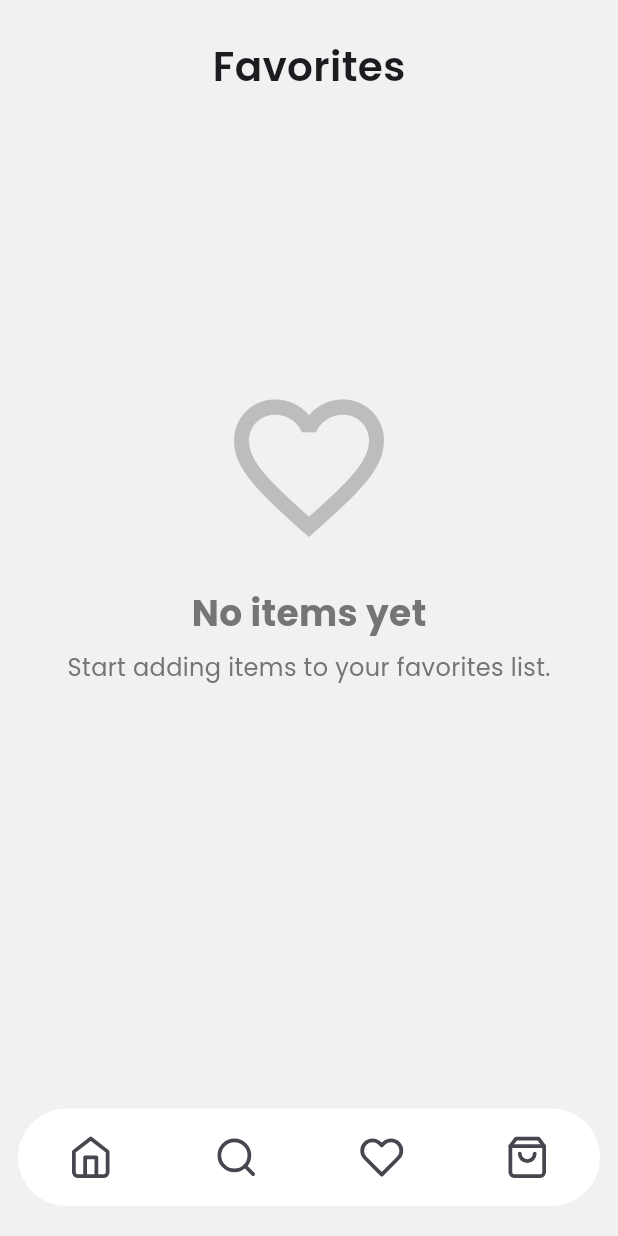
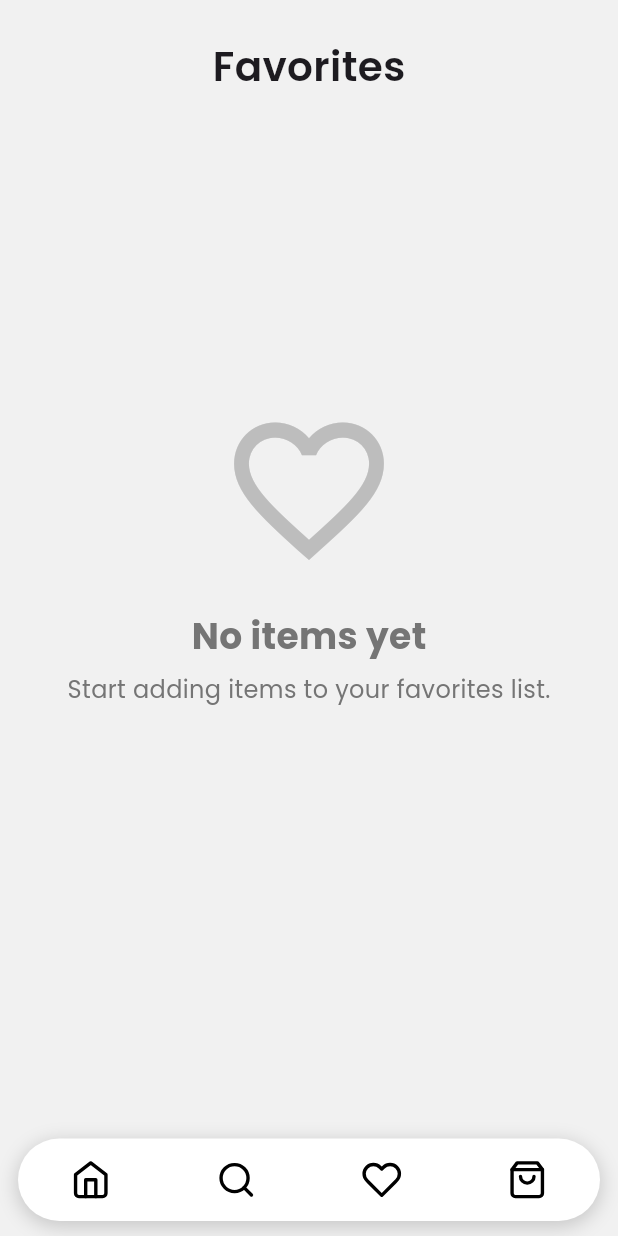
Before and after one commit to citruspunch/Obsessed-App, a Flutter app: the screen it shows after launch, item 3 of the bottom bar chosen, on a phone screen of 412 x 824 dp. Run offline on Flutter 3.47's test engine with Material 3 defaults, Android fonts, the phone set to English and light mode, and no system bars; our stand-ins replace carousel_slider, feather_icons, flutter_dotenv, google_fonts, image_picker, rive and 2 more; accounts and stored records are empty; network calls fail.

Commit message:
refactor: Update padding and margin in Cart and Item widgets

```diff
--- a/lib/src/features/Home/presentation/UI/widgets/navigation_bar.dart
+++ b/lib/src/features/Home/presentation/UI/widgets/navigation_bar.dart
@@ -25,10 +25,19 @@ class _NavigationBarHomeState extends State<NavigationBarHome> {
     double totalPrice = Provider.of<CartProvider>(context).totalPrice;
     int totalQuantity = Provider.of<CartProvider>(context).totalQuantity;
     return Container(
-      height: 65,
-      margin: const EdgeInsets.symmetric(horizontal: 12, vertical: 20),
+      height: 55,
+      margin: const EdgeInsets.symmetric(horizontal: 12, vertical: 10),
       decoration: BoxDecoration(
-          color: Colors.white, borderRadius: BorderRadius.circular(69)),
+        color: Colors.white, borderRadius: BorderRadius.circular(69),
+        boxShadow: [
+          BoxShadow(
+            color: Colors.grey.withOpacity(0.5),
+            spreadRadius: 1,
+            blurRadius: 10,
+            offset: const Offset(0, 3),
+          ),
+        ],
+      ),
       child: Row(
         mainAxisAlignment: MainAxisAlignment.spaceAround,
         children: [
@@ -50,7 +59,8 @@ class _NavigationBarHomeState extends State<NavigationBarHome> {
               },
               icon: const Icon(
                 FeatherIcons.home,
-                size: 30,
+                size: 27,
+                color: Colors.black,
               )),
           IconButton(
             onPressed: () {
@@ -70,7 +80,8 @@ class _NavigationBarHomeState extends State<NavigationBarHome> {
             },
             icon: const Icon(
               FeatherIcons.search,
-              size: 30,
+              size: 27,
+              color: Colors.black,
             ),
           ),
           IconButton(
@@ -85,13 +96,14 @@ class _NavigationBarHomeState extends State<NavigationBarHome> {
                         child: child,
                       );
                     },
-                    transitionDuration: const Duration(milliseconds: 200),
+                    transitionDuration: const Duration(milliseconds: 300),
                   )
                 );
               },
               icon: const Icon(
                 FeatherIcons.heart,
-                size: 30,
+                size: 27,
+                color: Colors.black,
               )
           ),
           Stack(
@@ -112,12 +124,13 @@ class _NavigationBarHomeState extends State<NavigationBarHome> {
                   },
                   icon: Icon(
                     totalQuantity > 0 ? FeatherIcons.shoppingCart : FeatherIcons.shoppingBag,
-                    size: 30,
+                    size: 27,
+                    color: Colors.black,
                   )),
               if ( totalQuantity > 0 && totalQuantity < 100)
                 Positioned(
                   right: 1,
-                  top: 1,
+                  top: 3.5,
                   child: CircleAvatar(
                     backgroundColor: Colors.grey[800],
                     radius: 10,
```
Also changed, not shown: lib/src/features/Home/presentation/UI/screens/home.dart (+7 -6 lines), lib/src/features/Home/presentation/UI/widgets/carousel.dart (+5 -5 lines), lib/src/features/Home/presentation/UI/widgets/clothing_item_widget.dart (+35 -47 lines).
